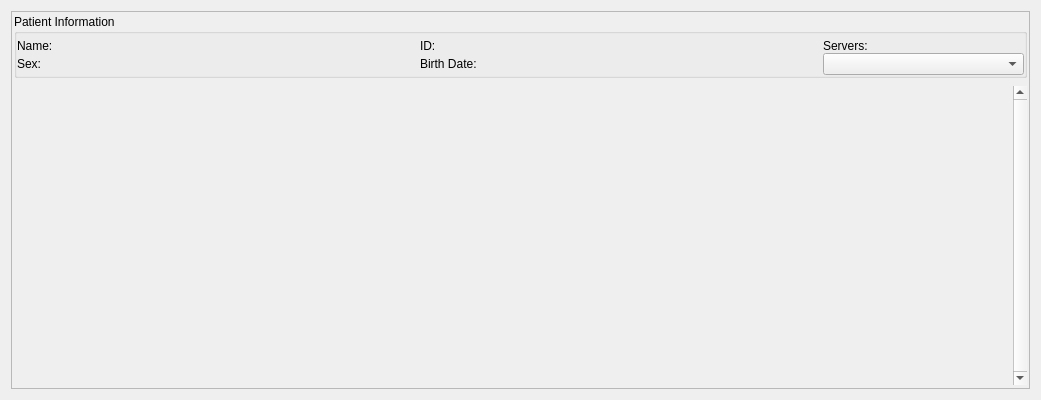
First picture: the form in Libs/DICOM/Widgets/Resources/UI/ctkDICOMPatientItemWidget.ui, repository commontk/CTK, before the edit.
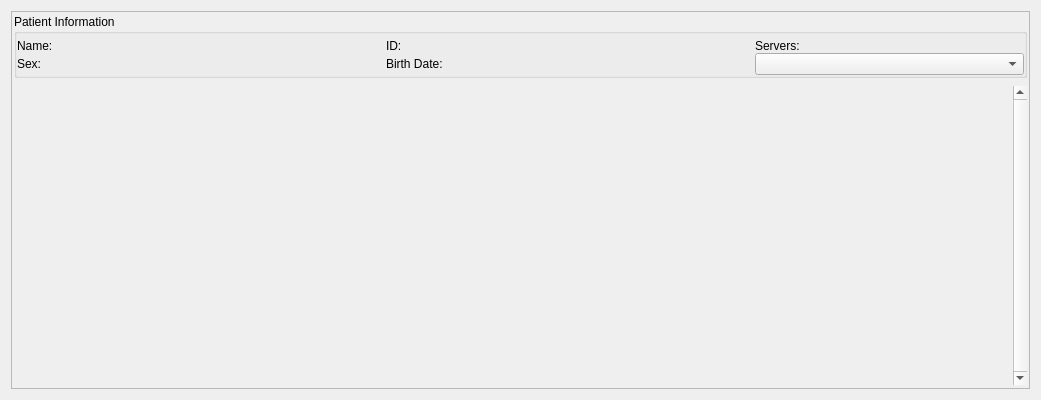
Second picture: the form after the edit. Custom widgets are drawn as their Qt base class.

Diff of the .ui file:
```diff
--- a/Libs/DICOM/Widgets/Resources/UI/ctkDICOMPatientItemWidget.ui
+++ b/Libs/DICOM/Widgets/Resources/UI/ctkDICOMPatientItemWidget.ui
@@ -104,6 +104,12 @@
            </item>
            <item row="0" column="0">
             <widget class="QLabel" name="PatientNameLabel">
+             <property name="sizePolicy">
+              <sizepolicy hsizetype="Fixed" vsizetype="Preferred">
+               <horstretch>0</horstretch>
+               <verstretch>0</verstretch>
+              </sizepolicy>
+             </property>
              <property name="minimumSize">
               <size>
                <width>100</width>
@@ -120,12 +126,6 @@
            </item>
            <item row="0" column="1">
             <widget class="QLabel" name="PatientNameValueLabel">
-             <property name="text">
-              <string/>
-             </property>
-             <property name="margin">
-              <number>3</number>
-             </property>
              <property name="textInteractionFlags">
               <set>Qt::LinksAccessibleByMouse|Qt::TextSelectableByKeyboard|Qt::TextSelectableByMouse</set>
              </property>
@@ -171,15 +171,6 @@
            </item>
            <item row="1" column="1">
             <widget class="QLabel" name="PatientSexValueLabel">
-             <property name="text">
-              <string/>
-             </property>
-             <property name="alignment">
-              <set>Qt::AlignLeading|Qt::AlignLeft|Qt::AlignVCenter</set>
-             </property>
-             <property name="margin">
-              <number>3</number>
-             </property>
              <property name="textInteractionFlags">
               <set>Qt::LinksAccessibleByMouse|Qt::TextSelectableByKeyboard|Qt::TextSelectableByMouse</set>
              </property>
@@ -187,6 +178,12 @@
            </item>
            <item row="0" column="2">
             <widget class="QLabel" name="PatientIDLabel">
+             <property name="sizePolicy">
+              <sizepolicy hsizetype="Fixed" vsizetype="Preferred">
+               <horstretch>0</horstretch>
+               <verstretch>0</verstretch>
+              </sizepolicy>
+             </property>
              <property name="minimumSize">
               <size>
                <width>100</width>
@@ -218,15 +215,6 @@
              <property name="midLineWidth">
               <number>0</number>
              </property>
-             <property name="text">
-              <string/>
-             </property>
-             <property name="alignment">
-              <set>Qt::AlignLeading|Qt::AlignLeft|Qt::AlignVCenter</set>
-             </property>
-             <property name="margin">
-              <number>3</number>
-             </property>
              <property name="textInteractionFlags">
               <set>Qt::LinksAccessibleByMouse|Qt::TextSelectableByKeyboard|Qt::TextSelectableByMouse</set>
              </property>
@@ -234,15 +222,6 @@
            </item>
            <item row="1" column="3">
             <widget class="QLabel" name="PatientBirthDateValueLabel">
-             <property name="text">
-              <string/>
-             </property>
-             <property name="alignment">
-              <set>Qt::AlignLeading|Qt::AlignLeft|Qt::AlignVCenter</set>
-             </property>
-             <property name="margin">
-              <number>3</number>
-             </property>
              <property name="textInteractionFlags">
               <set>Qt::LinksAccessibleByMouse|Qt::TextSelectableByKeyboard|Qt::TextSelectableByMouse</set>
              </property>
```
Left out of the diff: 2 changed lines with no effect on the pictures.
